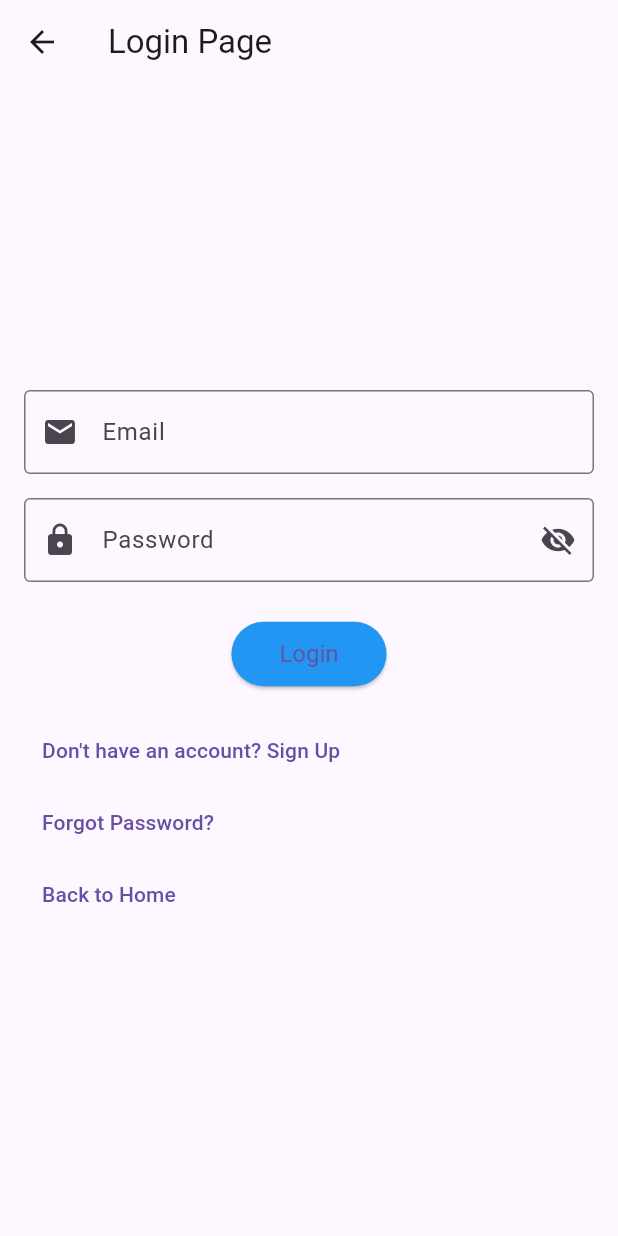
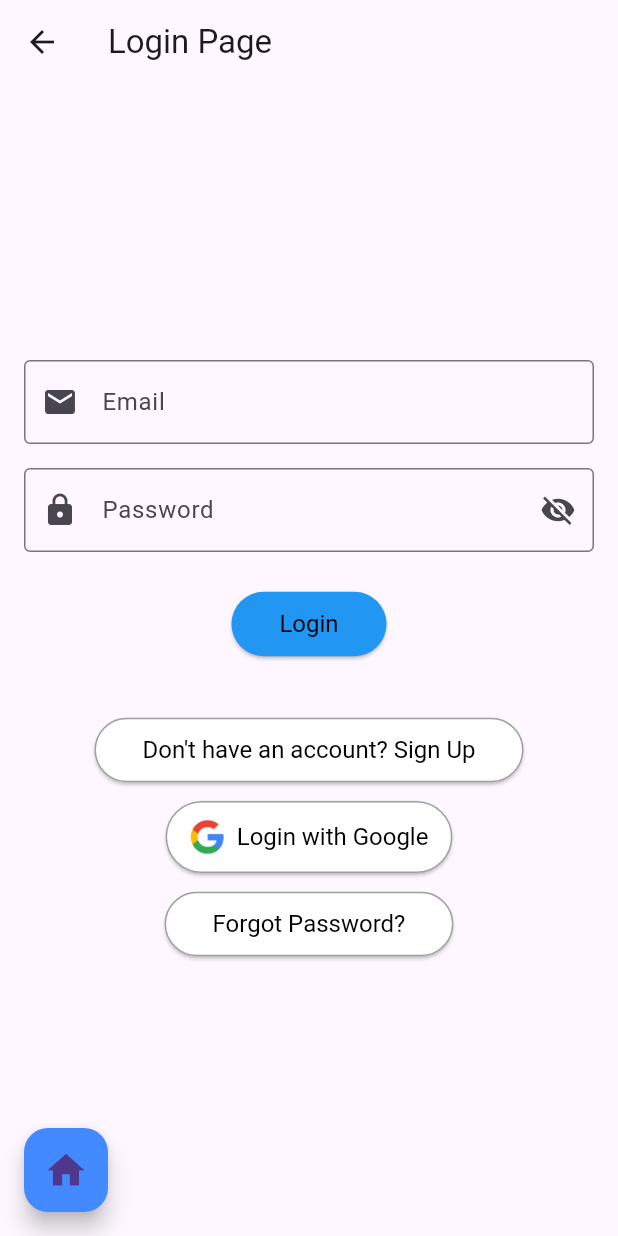
Before and after one commit to fightme4ls/reading_tracker, a Flutter app: the AccountScreen screen opened directly, after a tap on the "exit to app" icon, on a phone screen of 412 x 824 dp. Run offline on Flutter 3.47's test engine with Material 3 defaults, Android fonts, the light colour scheme and no system bars; our stand-ins replace cloud_firestore, firebase_auth, firebase_core, google_sign_in, hive, hive_flutter; accounts and stored records are empty.

Commit message:
so much stuff i should committed earlier- google auth added. fixed issues w email verification. made buttons nicer

```diff
--- a/lib/screens/account_screen.dart
+++ b/lib/screens/account_screen.dart
@@ -123,7 +123,8 @@ class _AccountScreenState extends State<AccountScreen> {
                   },
                   style: ElevatedButton.styleFrom(
                     padding: EdgeInsets.symmetric(vertical: 14, horizontal: 40),
-                    backgroundColor: Colors.teal.shade200,
+                    backgroundColor: Colors.blueAccent,
+                    foregroundColor: Colors.black,
                     shape: RoundedRectangleBorder(
                       borderRadius: BorderRadius.circular(8),
                     ),
@@ -161,8 +162,9 @@ class _AccountScreenState extends State<AccountScreen> {
                     );
                   },
                   style: ElevatedButton.styleFrom(
+                    foregroundColor: Colors.black,
                     padding: EdgeInsets.symmetric(vertical: 14, horizontal: 40),
-                    backgroundColor: Colors.teal.shade200,
+                    backgroundColor: Colors.blueAccent,
                     shape: RoundedRectangleBorder(
                       borderRadius: BorderRadius.circular(8),
                     ),
@@ -204,6 +206,7 @@ class _AccountScreenState extends State<AccountScreen> {
                   style: ElevatedButton.styleFrom(
                     padding: EdgeInsets.symmetric(vertical: 14, horizontal: 40),
                     backgroundColor: Colors.red.shade400,
+                    foregroundColor: Colors.black,
                     shape: RoundedRectangleBorder(
                       borderRadius: BorderRadius.circular(8),
                     ),
@@ -227,10 +230,8 @@ class _AccountScreenState extends State<AccountScreen> {
                   },
                   style: ElevatedButton.styleFrom(
                     padding: EdgeInsets.symmetric(vertical: 14, horizontal: 40),
-                    backgroundColor: Colors.teal,
-                    shape: RoundedRectangleBorder(
-                      borderRadius: BorderRadius.circular(8),
-                    ),
+                    backgroundColor: Colors.blueAccent,
+                    foregroundColor: Colors.black,
                   ),
                   child: Text(
                     'Login or Sign Up',
--- a/lib/screens/login_page.dart
+++ b/lib/screens/login_page.dart
@@ -3,6 +3,7 @@ import 'package:firebase_auth/firebase_auth.dart';
 import 'main_screen.dart'; // Import MainScreen
 import 'signup_page.dart'; // Import SignUpPage
 import 'forgotpassword_page.dart';
+import 'package:google_sign_in/google_sign_in.dart';
 
 class LoginPage extends StatefulWidget {
   @override
@@ -27,11 +28,35 @@ class _LoginPageState extends State<LoginPage> {
 
   // Check if email is verified and return a bool
   Future<bool> _checkEmailVerification(User user) async {
-    await user.reload(); // Reload user data to make sure we get the most updated information
-    if (!user.emailVerified) {
-      return false; // Email is not verified
+    await user.reload(); // Reload user data to get the most updated information
+    return user.emailVerified; // Return if email is verified
   }
-    return true; // Email is verified
+
+  Future<void> _signInWithGoogle() async {
+    try {
+      final GoogleSignInAccount? googleUser = await GoogleSignIn().signIn();
+      if (googleUser == null) return; // User canceled the sign-in
+
+      final GoogleSignInAuthentication googleAuth = await googleUser.authentication;
+
+      final credential = GoogleAuthProvider.credential(
+        accessToken: googleAuth.accessToken,
+        idToken: googleAuth.idToken,
+      );
+
+      UserCredential userCredential =
+      await FirebaseAuth.instance.signInWithCredential(credential);
+
+      Navigator.pushReplacement(
+        context,
+        MaterialPageRoute(builder: (context) => MainScreen()),
+      );
+    } catch (error) {
+      print("Google Sign-In failed: $error");
+      setState(() {
+        _errorMessage = "Failed to sign in with Google.";
+      });
+    }
   }
 
   @override
@@ -45,7 +70,6 @@ class _LoginPageState extends State<LoginPage> {
         child: Column(
           mainAxisAlignment: MainAxisAlignment.center,
           children: [
-            // Display error message if there's any
             if (_errorMessage != null)
               Padding(
                 padding: const EdgeInsets.only(bottom: 16),
@@ -55,7 +79,6 @@ class _LoginPageState extends State<LoginPage> {
                 ),
               ),
 
-            // Display info message if there's any (for email verification)
             if (_infoMessage != null)
               Padding(
                 padding: const EdgeInsets.only(bottom: 16),
@@ -73,7 +96,7 @@ class _LoginPageState extends State<LoginPage> {
                   style: TextStyle(color: Colors.green, fontSize: 14),
                 ),
               ),
-            // Email input field
+
             TextField(
               controller: emailController,
               decoration: InputDecoration(
@@ -84,10 +107,9 @@ class _LoginPageState extends State<LoginPage> {
               ),
             ),
             SizedBox(height: 16),
-            // Password input field
             TextField(
               controller: passwordController,
-              obscureText: !_isPasswordVisible, // Toggle visibility
+              obscureText: !_isPasswordVisible,
               decoration: InputDecoration(
                 labelText: 'Password',
                 hintText: 'Enter your password',
@@ -106,13 +128,12 @@ class _LoginPageState extends State<LoginPage> {
               ),
             ),
             SizedBox(height: 24),
-            // Login button
             ElevatedButton(
               onPressed: () async {
                 String email = emailController.text;
                 String password = passwordController.text;
 
-                // First, check if the email format is valid
+                // Check if the email format is valid
                 if (!_isEmailValid(email)) {
                   setState(() {
                     _errorMessage = 'Please enter a valid email address.';
@@ -121,7 +142,7 @@ class _LoginPageState extends State<LoginPage> {
                 }
 
                 try {
-                  // try to sign in the user with email and password
+                  // Attempt to sign in the user with email and password
                   UserCredential userCredential =
                   await FirebaseAuth.instance.signInWithEmailAndPassword(
                     email: email,
@@ -130,18 +151,17 @@ class _LoginPageState extends State<LoginPage> {
 
                   User? user = userCredential.user;
                   if (user != null) {
-                    // check if the email is verified
+                    // Check if the email is verified
                     bool isVerified = await _checkEmailVerification(user);
                     if (isVerified) {
-                      // if email is verified, navigate to the main screen
+                      // If email is verified, navigate to the main screen
                       Navigator.pushReplacement(
                         context,
                         MaterialPageRoute(builder: (context) => MainScreen()),
                       );
                     } else {
-                      // if email is not verified, show info message
+                      // If email is not verified, show info message and log out
                       await user.sendEmailVerification();
-                      print("Attempting to send email");
                       setState(() {
                         _infoMessage = 'Please verify your email address before logging in.';
                         _infoMessage2 = 'Resending verification email.';
@@ -157,6 +177,7 @@ class _LoginPageState extends State<LoginPage> {
                   });
                   print("Failed to sign in!");
                   print(error.toString());
+                  FirebaseAuth.instance.signOut();
                 }
               },
               child: Text('Login'),
@@ -164,54 +185,74 @@ class _LoginPageState extends State<LoginPage> {
                 padding: EdgeInsets.symmetric(vertical: 12, horizontal: 32),
                 textStyle: TextStyle(fontSize: 16),
                 backgroundColor: Colors.blue,
+                foregroundColor: Colors.black,
               ),
             ),
-            SizedBox(height: 16),
-            // Sign Up button
-            Align(
-              alignment: Alignment.bottomLeft,
-              child: TextButton(
+            SizedBox(height: 36),
+            ElevatedButton(
               onPressed: () {
-                  // Navigate to the SignUpPage
                 Navigator.pushReplacement(
                   context,
                   MaterialPageRoute(builder: (context) => SignUpPage()),
                 );
               },
               child: Text('Don\'t have an account? Sign Up'),
+              style: ElevatedButton.styleFrom(
+                padding: EdgeInsets.symmetric(vertical: 12, horizontal: 32),
+                textStyle: TextStyle(fontSize: 16),
+                backgroundColor: Colors.white,
+                foregroundColor: Colors.black,
+                side: BorderSide(color: Colors.grey),
               ),
             ),
-            // Add Forgot Password Button under the Sign Up button
-            Align(
-              alignment: Alignment.bottomLeft,
-              child: TextButton(
+            SizedBox(height: 10),
+            ElevatedButton.icon(
+              onPressed: _signInWithGoogle,
+              icon: Image.asset(
+                'assets/google_logo.png',
+                height: 24,
+                width: 24,
+              ),
+              label: Text('Login with Google'),
+              style: ElevatedButton.styleFrom(
+                backgroundColor: Colors.white,
+                foregroundColor: Colors.black,
+                side: BorderSide(color: Colors.grey),
+                padding: EdgeInsets.symmetric(horizontal: 16, vertical: 12),
+                textStyle: TextStyle(fontSize: 16),
+              ),
+            ),
+            SizedBox(height: 10),
+            ElevatedButton(
               onPressed: () {
-                  // Navigate to the ForgotPasswordPage
                 Navigator.pushReplacement(
                   context,
                   MaterialPageRoute(builder: (context) => ForgotPasswordPage()),
                 );
               },
               child: Text('Forgot Password?'),
+              style: ElevatedButton.styleFrom(
+                padding: EdgeInsets.symmetric(vertical: 12, horizontal: 32),
+                textStyle: TextStyle(fontSize: 16),
+                backgroundColor: Colors.white,
+                foregroundColor: Colors.black,
+                side: BorderSide(color: Colors.grey),
               ),
             ),
-            // Back to Home button (added below SignUp button)
-            Align(
-              alignment: Alignment.bottomLeft,
-              child: TextButton(
+          ],
+        ),
+      ),
+      floatingActionButton: FloatingActionButton(
         onPressed: () {
-                  // Navigate back to the Home screen (MainScreen)
           Navigator.pushReplacement(
             context,
             MaterialPageRoute(builder: (context) => MainScreen()),
           );
         },
-                child: Text('Back to Home'),
+        backgroundColor: Colors.blueAccent,
+        child: Icon(Icons.home, size: 30),
       ),
-            ),
-          ],
-        ),
-      ),
+      floatingActionButtonLocation: FloatingActionButtonLocation.startFloat,
     );
   }
 }
--- a/pubspec.yaml
+++ b/pubspec.yaml
@@ -45,6 +45,7 @@ dependencies:
   cloud_firestore: ^5.6.5
   firebase_storage: ^12.4.4
   image_picker: ^1.1.2
+  google_sign_in: ^6.1.5
 
 dev_dependencies:
   flutter_test:
@@ -74,6 +75,8 @@ flutter:
   # assets:
   #   - images/a_dot_burr.jpeg
   #   - images/a_dot_ham.jpeg
+  assets:
+    - assets/google_logo.png
 
   # An image asset can refer to one or more resolution-specific "variants", see
   # https://flutter.dev/to/resolution-aware-images
```
Also changed, not shown: lib/screens/forgotpassword_page.dart (+18 -13 lines), lib/screens/signup_page.dart (+19 -0 lines), assets/google_logo.png (added), pubspec.lock, 2 other files. Lines whose indentation alone changed are shown as unchanged.
